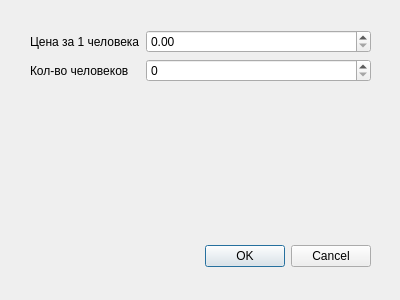
developer-rni/communal-payments, file ui/cd_trash_a61a.ui: the form before one commit.
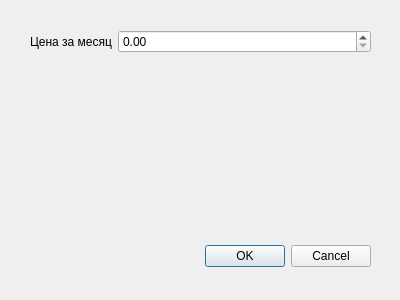
The form after the commit.

What changed in the file:
```diff
--- a/ui/cd_trash_a61a.ui
+++ b/ui/cd_trash_a61a.ui
@@ -42,7 +42,7 @@
     <item row="0" column="0">
      <widget class="QLabel" name="label">
       <property name="text">
-       <string>Цена за 1 человека</string>
+       <string>Цена за месяц</string>
       </property>
      </widget>
     </item>
@@ -52,27 +52,13 @@
        <number>2</number>
       </property>
       <property name="maximum">
-       <double>999.990000000000009</double>
+       <double>9999.989999999999782</double>
       </property>
       <property name="value">
        <double>0.000000000000000</double>
       </property>
      </widget>
     </item>
-    <item row="1" column="0">
-     <widget class="QLabel" name="label_2">
-      <property name="text">
-       <string>Кол-во человеков</string>
-      </property>
-     </widget>
-    </item>
-    <item row="1" column="1">
-     <widget class="QSpinBox" name="spinBox">
-      <property name="maximum">
-       <number>10</number>
-      </property>
-     </widget>
-    </item>
    </layout>
   </widget>
  </widget>
```
